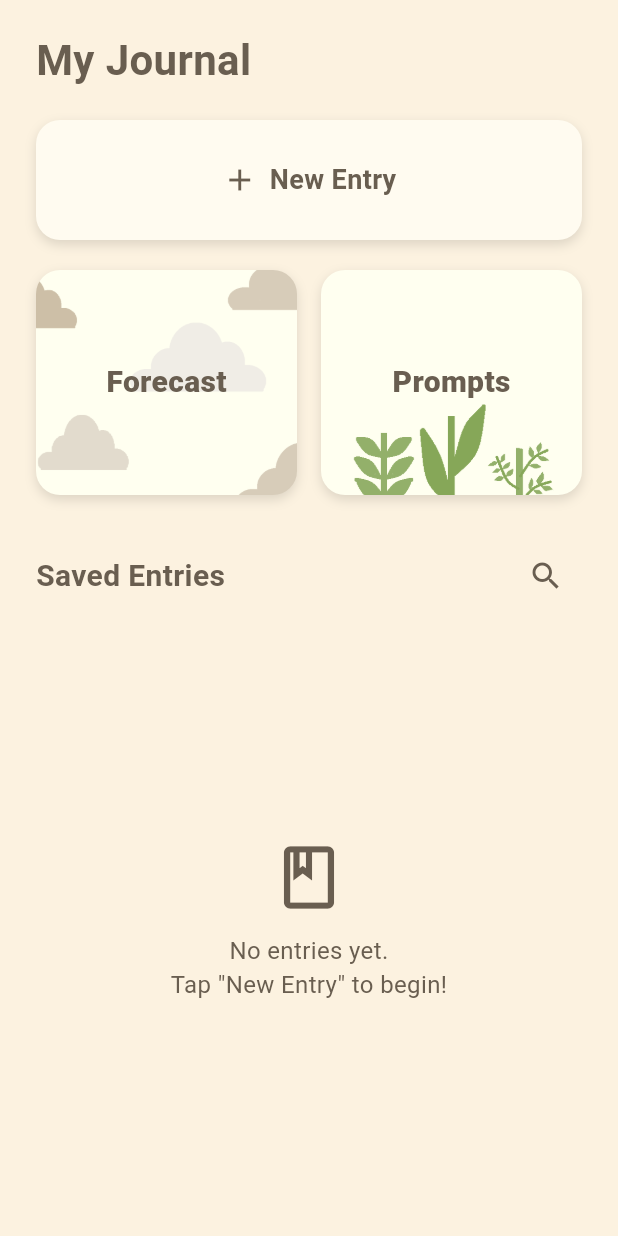
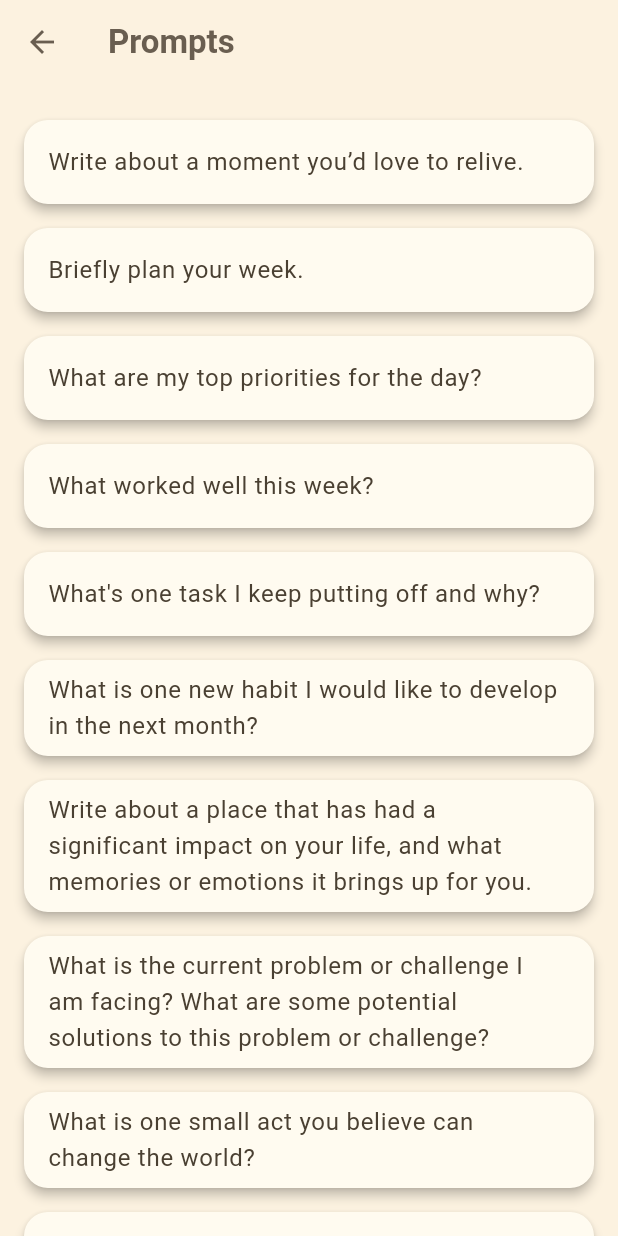
Before and after one commit to alewhi/interactive_journal, a Flutter app: the JournalPage screen opened directly, after a tap on "Prompts", on a phone screen of 412 x 824 dp. Run offline on Flutter 3.47's test engine with Material 3 defaults, Android fonts, the light colour scheme and no system bars; our stand-ins replace hive, hive_flutter, image_picker, shared_preferences; accounts and stored records are empty.

Commit message:
fixed styling, added prompts section, connected it to entry page. cleaned up code & comments

```diff
--- a/lib/about.dart
+++ b/lib/about.dart
@@ -33,7 +33,7 @@ class AboutPage extends StatelessWidget {
               const SizedBox(height: 10),
               const Center(
                 child: Text(
-                  'About ------',
+                  'About Sprout',
                   style: TextStyle(
                     fontSize: 26,
                     fontWeight: FontWeight.bold,
@@ -56,20 +56,18 @@ class AboutPage extends StatelessWidget {
                   ],
                 ),
                 padding: const EdgeInsets.all(16),
-                child: const Text(
-                  '[name] is a peaceful, interactive journaling experience designed to help you reflect on your thoughts, nurture your mental well-being, and grow over time. Each entry you make helps your personal garden flourish, blending mindful habits with fun.\n\n'
-                  'Whether you’re writing about your day, tracking your mood, or simply capturing moments, [name] provides a safe, private space to explore your emotions and celebrate your growth.\n\n'
-                  '• Private & Secure: All your journal entries are stored on your own device.\n'
-                  '• No account needed: Focus on your personal journey without worrying about logins or social sharing.\n'
-                  '• Grow your garden: Check in daily to see your virtual garden grow.\n'
-                  '• Simple & calming design: Built to encourage peaceful, mindful reflection.\n\n'
-                  'If you ever need help, visit the Help section or get in touch with us at (email)).',
-                  style: TextStyle(
-                    fontSize: 16,
-                    color: Color(0xFF4A4032),
-                    height: 1.5,
-                  ),
-                ),
+                child: const Text('''
+Sprout is a calm yet powerful interactive journalling app that helps you capture notes, organise ideas, reflect on your thoughts, and build productive habits — all while watching your plants grow. Each streak nurtures your virtual garden, blending mindful reflection with fun motivation to keep you writing, thinking, and achieving your goals.
+
+Whether you’re journalling about your day, making plans, setting intentions, or recording quick notes, Sprout turns your thoughts into growth.
+
+• Private & Secure: All your journal entries are stored on your own device.
+• No account needed: Focus on your personal journey without worrying about logins or social sharing.
+• Grow your garden: Check in daily to see your virtual garden grow.
+• Simple & calming design: Built to encourage peaceful, mindful reflection.
+
+If you ever need help, visit the Help section or get in touch with us at support@sprout.com.
+  ''', style: TextStyle(fontSize: 16, color: Color(0xFF4A4032), height: 1.5)),
               ),
 
               const SizedBox(height: 24),
@@ -146,7 +144,10 @@ class AboutPage extends StatelessWidget {
                       ),
                     ),
                     SizedBox(height: 8),
-                    Text('email', style: TextStyle(color: Color(0xFF4A4032))),
+                    Text(
+                      'support@sprout.com',
+                      style: TextStyle(color: Color(0xFF4A4032)),
+                    ),
                   ],
                 ),
               ),
--- a/lib/avatar_onboarding.dart
+++ b/lib/avatar_onboarding.dart
@@ -9,7 +9,7 @@ class AvatarOnboardingPage extends StatefulWidget {
   AvatarOnboardingPage({
     super.key,
     required this.userName,
-    this.isChangingAvatar = false, // add this
+    this.isChangingAvatar = false,
   });
 
   @override
@@ -29,7 +29,7 @@ class _AvatarOnboardingPageState extends State<AvatarOnboardingPage> {
     await prefs.setBool('hasProfile', true);
 
     if (widget.isChangingAvatar) {
-      Navigator.pop(context, selectedAvatar); // return avatar to profile
+      Navigator.pop(context, selectedAvatar); //return avatar to profile
     } else {
       Navigator.pushReplacementNamed(context, '/home');
     }
--- a/lib/bug_report.dart
+++ b/lib/bug_report.dart
@@ -157,7 +157,7 @@ class _BugReportPageState extends State<BugReportPage> {
           const SizedBox(height: 30),
           Center(
             child: Text(
-              'Thank you for helping us improve! 🌿',
+              'Thank you for helping Sprout improve! 🌿',
               textAlign: TextAlign.center,
               style: TextStyle(
                 fontSize: 16,
--- a/lib/hamburger_drawer.dart
+++ b/lib/hamburger_drawer.dart
@@ -34,7 +34,7 @@ class AppDrawer extends StatelessWidget {
                   style: TextStyle(
                     fontSize: 30,
                     fontWeight: FontWeight.bold,
-                    color: Color.fromARGB(255, 61, 52, 41),
+                    color: Color.fromARGB(255, 255, 249, 241),
                   ),
                 ),
               ),
--- a/lib/help.dart
+++ b/lib/help.dart
@@ -32,11 +32,11 @@ class HelpPage extends StatelessWidget {
             context,
             icon: Icons.email,
             title: 'Contact Support',
-            subtitle: 'support@myjournalapp.com',
+            subtitle: 'support@sprout.com',
             onTap: () async {
               final Uri emailLaunchUri = Uri(
                 scheme: 'mailto',
-                path: 'support@myjournalapp.com',
+                path: 'support@sprout.com',
                 query: 'subject=App Support Inquiry',
               );
               if (await canLaunchUrl(emailLaunchUri)) {
@@ -154,7 +154,7 @@ class HelpPage extends StatelessWidget {
     );
   }
 
-  /// reusable accordion for FAQs
+  //reusable accordion for FAQs
   Widget _styledExpansion({required String question, required String answer}) {
     return Card(
       margin: const EdgeInsets.symmetric(vertical: 8),
--- a/lib/journal.dart
+++ b/lib/journal.dart
@@ -4,6 +4,7 @@ import 'package:hive_flutter/hive_flutter.dart';
 import 'package:interactive_journal/journal_entry.dart';
 import 'package:interactive_journal/mood_checkin_page.dart';
 import 'package:shared_preferences/shared_preferences.dart';
+import 'package:interactive_journal/prompts.dart';
 
 //journal page with entries, promts, forecats, new entry etc
 class JournalPage extends StatefulWidget {
@@ -263,7 +264,11 @@ class _JournalPageState extends State<JournalPage> {
                   Expanded(
                     child: GestureDetector(
                       onTap: () {
-                        //
+                        Navigator.of(context).push(
+                          MaterialPageRoute(
+                            builder: (_) => const PromptsPage(),
+                          ),
+                        );
                       },
                       child: Container(
                         height: 150,
@@ -420,15 +425,17 @@ class _JournalPageState extends State<JournalPage> {
                       );
                     }
 
-                    //entries most recent first
-                    final entries = box.values.toList().reversed.toList();
+                    final entries =
+                        box.values
+                            .toList()
+                            .reversed
+                            .toList(); //entries most recent first
 
-                    //apply search
                     final filteredEntries =
                         entries.where((entry) {
                           final query = _searchQuery.toLowerCase();
                           return entry.title.toLowerCase().contains(query);
-                        }).toList();
+                        }).toList(); //apply search
 
                     if (filteredEntries.isEmpty) {
                       return Center(
--- a/lib/main.dart
+++ b/lib/main.dart
@@ -10,7 +10,7 @@ void main() async {
 
   //get shared prefs to check if rofile exists
   final prefs = await SharedPreferences.getInstance();
-  //wait prefs.clear(); //!!!!! for testing and demo - uncomment to reset whole app
+  //await prefs.clear(); //!!!!! for testing and demo - uncomment to reset whole app
   await prefs.remove(
     'lastCheckIn',
   ); //!!!!! for demo - uncomment for skip day, comment for real time
--- a/lib/newentry.dart
+++ b/lib/newentry.dart
@@ -5,6 +5,7 @@ import 'dart:io';
 import 'package:image_picker/image_picker.dart';
 import 'package:intl/intl.dart';
 import 'package:hive/hive.dart';
+import 'package:interactive_journal/prompts.dart';
 
 //create or edit entry page
 class NewEntryPage extends StatefulWidget {
@@ -173,7 +174,9 @@ class _NewEntryPageState extends State<NewEntryPage> {
                   flex: 1,
                   child: GestureDetector(
                     onTap: () {
-                      //pick prompt??
+                      Navigator.of(context).push(
+                        MaterialPageRoute(builder: (_) => const PromptsPage()),
+                      );
                     },
                     child: Container(
                       height: 48,
--- a/lib/profile.dart
+++ b/lib/profile.dart
@@ -24,7 +24,7 @@ class _ProfilePageState extends State<ProfilePage> {
   }
 
   Future<void> loadProfile() async {
-    //get profile infro from shared prefs
+    //get profile info from shared prefs
     final prefs = await SharedPreferences.getInstance();
     setState(() {
       name = prefs.getString('profileName') ?? 'Your Name';
--- /dev/null
+++ b/lib/prompts.dart
@@ -0,0 +1,79 @@
+import 'package:flutter/material.dart';
+import 'package:flutter/services.dart';
+
+class PromptsPage extends StatelessWidget {
+  const PromptsPage({super.key});
+
+  final prompts = const [
+    //Journal Prompts adapted from:
+    //Reference: Wright. W. K. (2023), 550+ Journal Prompts: The Ultimate List, DayOne
+    //Website: https://dayoneapp.com/blog/journal-prompts/
+    "Write about a moment you’d love to relive.",
+    "Briefly plan your week.",
+    "What are my top priorities for the day?",
+    "What worked well this week?",
+    "What's one task I keep putting off and why?",
+    "What is one new habit I would like to develop in the next month?",
+    "Write about a place that has had a significant impact on your life, and what memories or emotions it brings up for you.",
+    "What is the current problem or challenge I am facing? What are some potential solutions to this problem or challenge?",
+    "What is one small act you believe can change the world?",
+    "Write about a value you’ll never compromise.",
+    "How do I get to use my creativity on a daily basis?",
+    "What was a small detail I noticed today?",
+    "Describe something you want to grow into.",
+    "Describe the world 100 years from now.",
+    "Write a letter to someone that you’ll never send.",
+    "What are some things I want to remember about today?",
+    "What do you cherish that others might overlook?",
+    "Write about a quiet moment you’re grateful for.",
+    "What advice would your future self give you?",
+    "What could I have done differently today?",
+    "Describe today from the perspective of a stranger.",
+  ]; //end of adaptation.
+
+  @override
+  Widget build(BuildContext context) {
+    return Scaffold(
+      backgroundColor: const Color(0xFFFCF2E0),
+      appBar: AppBar(
+        backgroundColor: const Color(0xFFFCF2E0),
+        elevation: 0,
+        scrolledUnderElevation: 0,
+        iconTheme: const IconThemeData(color: Color(0xFF695E50)),
+        title: const Text(
+          'Prompts',
+          style: TextStyle(
+            color: Color(0xFF695E50),
+            fontWeight: FontWeight.bold,
+          ),
+        ),
+      ),
+      body: ListView.builder(
+        padding: const EdgeInsets.all(16),
+        itemCount: prompts.length,
+        itemBuilder: (context, index) {
+          return Card(
+            color: const Color(0xFFFFFBF0),
+            shape: RoundedRectangleBorder(
+              borderRadius: BorderRadius.circular(16),
+            ),
+            elevation: 3,
+            margin: const EdgeInsets.symmetric(vertical: 8),
+            child: ListTile(
+              title: Text(
+                prompts[index],
+                style: const TextStyle(color: Color(0xFF4A4032), fontSize: 16),
+              ),
+              onTap: () {
+                Clipboard.setData(ClipboardData(text: prompts[index]));
+                ScaffoldMessenger.of(
+                  context,
+                ).showSnackBar(const SnackBar(content: Text('Prompt copied!')));
+              },
+            ),
+          );
+        },
+      ),
+    );
+  }
+}
```
Also changed, not shown: lib/garden.dart (+11 -7 lines), lib/homepage.dart (+106 -35 lines).
